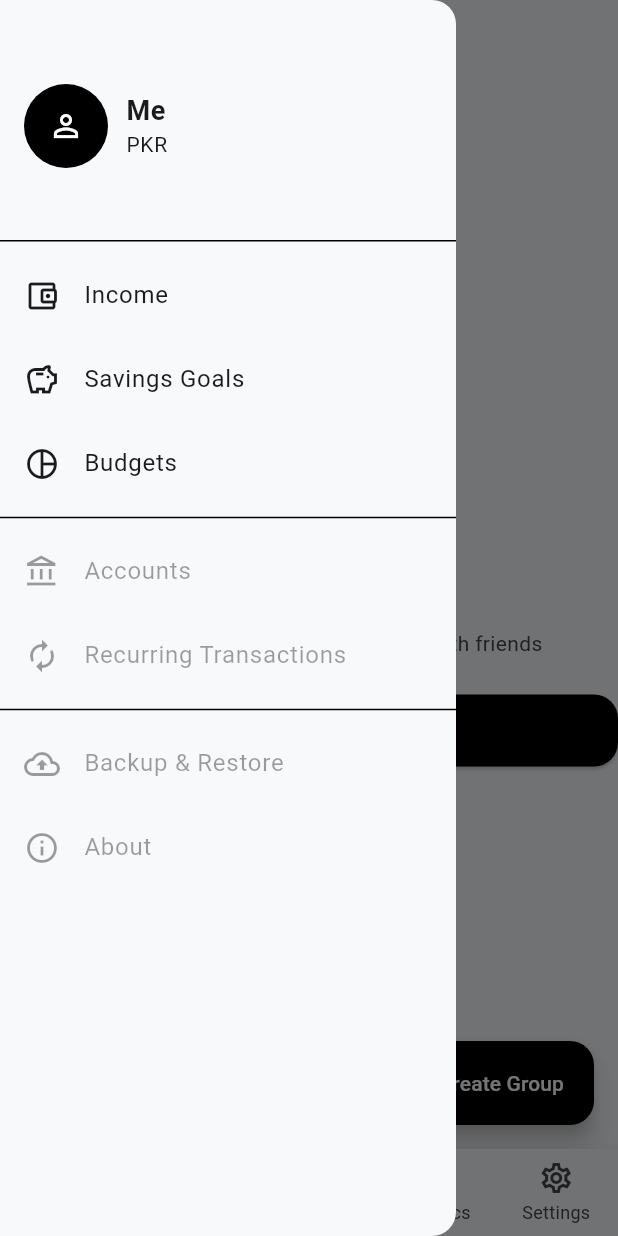
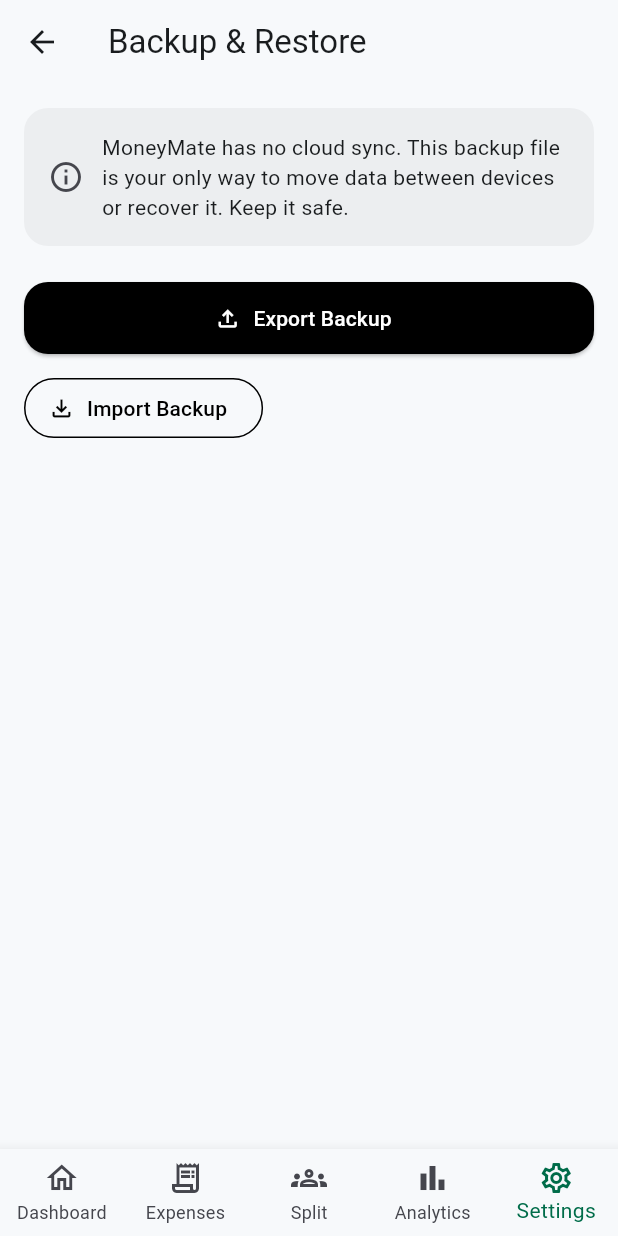
Before and after one commit to angelrider-dev/money_mate, a Flutter app: the screen it shows after launch, item 3 of the bottom bar chosen, in the side drawer, after a tap on "Create Group", on a phone screen of 412 x 824 dp. Run offline on Flutter 3.47's test engine with Material 3 defaults, Android fonts, the phone set to English and light mode, and no system bars; our stand-ins replace drift, fl_chart, flutter_riverpod, go_router, image_picker, share_plus; missing offline and left inert: encrypt, file_selector; accounts and stored records are empty; generated files the repository leaves out were written again; Roboto replaces fonts that are missing (Manrope).

Commit message:
Fix share_plus API call for backup export

```diff
--- a/lib/core/router/app_router.dart
+++ b/lib/core/router/app_router.dart
@@ -18,6 +18,10 @@
 import '../../features/savings/add_edit/add_edit_goal_screen.dart';
 import '../../features/savings/details/goal_details_screen.dart';
 import '../../features/analytics/analytics_screen.dart';
+import '../../features/settings/main/settings_screen.dart';
+import '../../features/settings/profile/profile_edit_screen.dart';
+import '../../features/settings/backup/backup_restore_screen.dart';
+import '../../features/settings/about/about_screen.dart';
 
 /// 5-tab bottom nav: Dashboard, Expenses, Split, Analytics, Settings.
 /// Everything else (Income, Savings, Budgets, Accounts, Recurring, Backup,
@@ -78,7 +82,24 @@
             ),
           ],
         ),
-        // '/settings' routes added as that feature is built out in a later phase.
+        GoRoute(
+          path: '/settings',
+          builder: (context, state) => const SettingsScreen(),
+          routes: [
+            GoRoute(
+              path: 'profile',
+              builder: (context, state) => const ProfileEditScreen(),
+            ),
+            GoRoute(
+              path: 'backup',
+              builder: (context, state) => const BackupRestoreScreen(),
+            ),
+            GoRoute(
+              path: 'about',
+              builder: (context, state) => const AboutScreen(),
+            ),
+          ],
+        ),
         GoRoute(
           path: '/analytics',
           builder: (context, state) => const AnalyticsScreen(),
--- a/lib/core/widgets/app_shell.dart
+++ b/lib/core/widgets/app_shell.dart
@@ -90,8 +90,10 @@
                 context, Icons.account_balance_outlined, 'Accounts', '/accounts'),
             _drawerTile(context, Icons.autorenew, 'Recurring Transactions', '/recurring'),
             const Divider(),
-            _drawerTile(context, Icons.backup_outlined, 'Backup & Restore', '/backup'),
-            _drawerTile(context, Icons.info_outline, 'About', '/about'),
+            _drawerTile(context, Icons.backup_outlined, 'Backup & Restore', '/settings/backup',
+                enabled: true),
+            _drawerTile(context, Icons.info_outline, 'About', '/settings/about',
+                enabled: true),
           ],
         ),
       ),
--- /dev/null
+++ b/lib/features/settings/backup/backup_restore_screen.dart
@@ -0,0 +1,158 @@
+import 'dart:io';
+import 'package:file_selector/file_selector.dart';
+import 'package:flutter/material.dart';
+import 'package:flutter_riverpod/flutter_riverpod.dart';
+import 'package:share_plus/share_plus.dart';
+import '../../../core/theme/app_theme.dart';
+import '../../../data/providers/database_provider.dart';
+import '../../../data/repositories/backup_service.dart';
+
+class BackupRestoreScreen extends ConsumerStatefulWidget {
+  const BackupRestoreScreen({super.key});
+
+  @override
+  ConsumerState<BackupRestoreScreen> createState() => _BackupRestoreScreenState();
+}
+
+class _BackupRestoreScreenState extends ConsumerState<BackupRestoreScreen> {
+  bool _busy = false;
+
+  Future<String?> _askPassword({required bool forExport}) {
+    final controller = TextEditingController();
+    return showDialog<String>(
+      context: context,
+      builder: (context) => AlertDialog(
+        title: Text(forExport ? 'Protect Backup (optional)' : 'Enter Password'),
+        content: TextField(
+          controller: controller,
+          obscureText: true,
+          decoration: InputDecoration(
+            hintText: forExport ? 'Leave blank for no password' : 'Backup password',
+          ),
+        ),
+        actions: [
+          TextButton(
+            onPressed: () => Navigator.of(context).pop(controller.text),
+            child: const Text('Continue'),
+          ),
+        ],
+      ),
+    );
+  }
+
+  Future<void> _exportBackup() async {
+    final password = await _askPassword(forExport: true);
+    setState(() => _busy = true);
+    try {
+      final db = ref.read(databaseProvider);
+      final service = BackupService(db);
+      final file = await service.exportBackup(
+        password: (password?.isEmpty ?? true) ? null : password,
+      );
+      await Share.shareXFiles([XFile(file.path)]);
+    } catch (e) {
+      if (mounted) {
+        ScaffoldMessenger.of(context).showSnackBar(SnackBar(content: Text('Export failed: $e')));
+      }
+    } finally {
+      if (mounted) setState(() => _busy = false);
+    }
+  }
+
+  Future<void> _restoreBackup() async {
+    final confirmed = await showDialog<bool>(
+      context: context,
+      builder: (context) => AlertDialog(
+        title: const Text('Restore Backup?'),
+        content: const Text(
+            'This will replace ALL current data with the backup contents. This cannot be undone unless you have another backup. Continue?'),
+        actions: [
+          TextButton(onPressed: () => Navigator.of(context).pop(false), child: const Text('Cancel')),
+          TextButton(
+            onPressed: () => Navigator.of(context).pop(true),
+            child: const Text('Restore'),
+          ),
+        ],
+      ),
+    );
+    if (confirmed != true) return;
+
+    final typeGroup = const XTypeGroup(label: 'backup', extensions: ['json']);
+    final file = await openFile(acceptedTypeGroups: [typeGroup]);
+    if (file == null) return;
+
+    final password = await _askPassword(forExport: false);
+
+    setState(() => _busy = true);
+    try {
+      final db = ref.read(databaseProvider);
+      final service = BackupService(db);
+      await service.restoreBackup(
+        File(file.path),
+        password: (password?.isEmpty ?? true) ? null : password,
+      );
+      if (mounted) {
+        ScaffoldMessenger.of(context)
+            .showSnackBar(const SnackBar(content: Text('Backup restored successfully')));
+      }
+    } catch (e) {
+      if (mounted) {
+        ScaffoldMessenger.of(context)
+            .showSnackBar(SnackBar(content: Text('Restore failed: $e')));
+      }
+    } finally {
+      if (mounted) setState(() => _busy = false);
+    }
+  }
+
+  @override
+  Widget build(BuildContext context) {
+    return Scaffold(
+      appBar: AppBar(title: const Text('Backup & Restore')),
+      body: Padding(
+        padding: const EdgeInsets.all(16),
+        child: Column(
+          crossAxisAlignment: CrossAxisAlignment.start,
+          children: [
+            Container(
+              padding: const EdgeInsets.all(16),
+              decoration: BoxDecoration(
+                color: AppColors.surfaceContainer,
+                borderRadius: BorderRadius.circular(AppRadius.lg),
+              ),
+              child: const Row(
+                children: [
+                  Icon(Icons.info_outline, color: AppColors.onSurfaceVariant),
+                  SizedBox(width: 12),
+                  Expanded(
+                    child: Text(
+                      'MoneyMate has no cloud sync. This backup file is your only '
+                      'way to move data between devices or recover it. Keep it safe.',
+                      style: AppTypography.bodyMd,
+                    ),
+                  ),
+                ],
+              ),
+            ),
+            const SizedBox(height: 24),
+            ElevatedButton.icon(
+              onPressed: _busy ? null : _exportBackup,
+              icon: const Icon(Icons.file_upload_outlined),
+              label: const Text('Export Backup'),
+            ),
+            const SizedBox(height: 12),
+            OutlinedButton.icon(
+              onPressed: _busy ? null : _restoreBackup,
+              icon: const Icon(Icons.file_download_outlined),
+              label: const Text('Import Backup'),
+            ),
+            if (_busy) ...[
+              const SizedBox(height: 24),
+              const Center(child: CircularProgressIndicator()),
+            ],
+          ],
+        ),
+      ),
+    );
+  }
+}
--- a/pubspec.yaml
+++ b/pubspec.yaml
@@ -23,6 +23,7 @@
   share_plus: ^10.0.0
   flutter_local_notifications: ^17.2.0
   cupertino_icons: ^1.0.8
+  file_selector: ^1.0.3
 
 dev_dependencies:
   flutter_test:
```
Also changed, not shown: lib/data/providers/repository_providers.dart (+10 -0 lines), lib/data/repositories/user_repository.dart (added, +58 -0 lines), lib/features/settings/about/about_screen.dart (added, +32 -0 lines), lib/features/settings/main/settings_screen.dart (added, +186 -0 lines), lib/features/settings/profile/profile_edit_screen.dart (added, +106 -0 lines), pubspec.lock, 1 other file.
